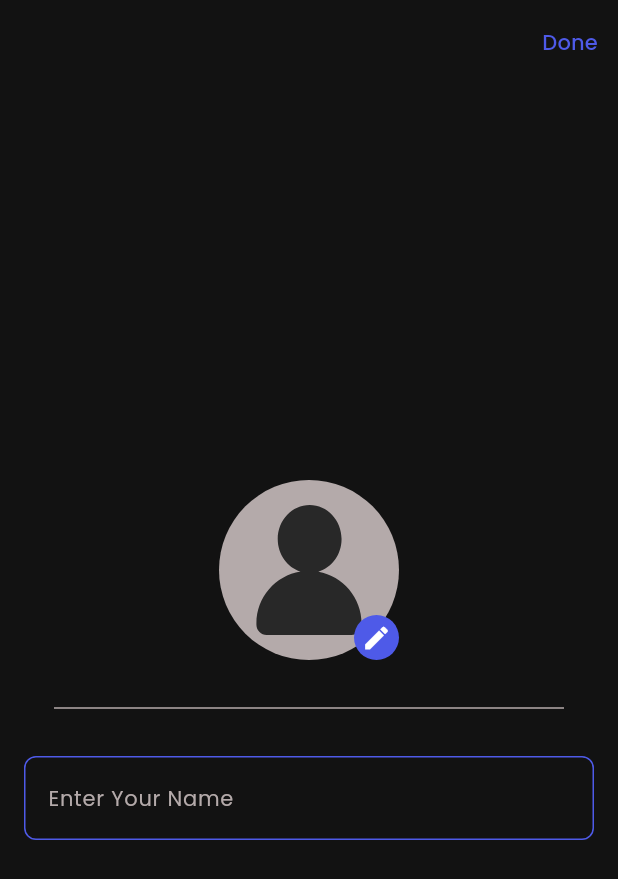
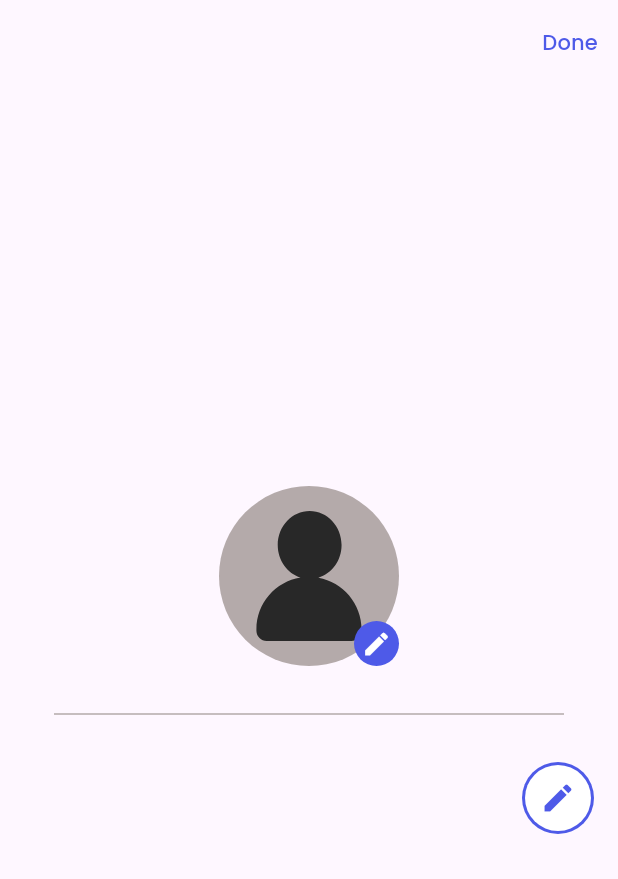
Before and after one commit to mohammed-mustafa1/taskati, a Flutter app: the screen it shows after launch, on a phone screen of 412 x 824 dp. Shown: the top 879 px of the screen. Run offline on Flutter 3.47's test engine with Material 3 defaults, Android fonts, the phone set to English and light mode, and no system bars; our stand-ins replace date_picker_timeline, flutter_svg, hive_flutter, image_picker, lottie; accounts and stored records are empty.

Commit message:
refactor setupProfileScreen & add dark mode

```diff
--- a/lib/core/services/local_storage.dart
+++ b/lib/core/services/local_storage.dart
@@ -3,17 +3,18 @@ import 'package:hive_flutter/hive_flutter.dart';
 class LocalStorage {
   static const String name = 'name';
   static const String image = 'image';
-  static late Box _box;
+  static const String theme = 'theme';
+  static late Box userBox;
   static init() {
-    _box = Hive.box('user');
+    userBox = Hive.box('user');
   }
 
   static cashData({
     required String key,
     required String value,
   }) {
-    _box.put(key, value);
+    userBox.put(key, value);
   }
 
-  static getData({required String key}) => _box.get(key);
+  static getData({required String key}) => userBox.get(key);
 }
--- a/lib/core/widgets/custom_text_field.dart
+++ b/lib/core/widgets/custom_text_field.dart
@@ -13,7 +13,6 @@ class CustomTextField extends StatelessWidget {
   Widget build(BuildContext context) {
     return TextField(
       controller: controller,
-      style: TextStyle(color: Colors.white),
       decoration: InputDecoration(
         hintText: hintText,
         hintStyle: TextStyles.small,
--- a/lib/features/home/widgets/home_header.dart
+++ b/lib/features/home/widgets/home_header.dart
@@ -1,8 +1,10 @@
 import 'dart:io';
 
 import 'package:flutter/material.dart';
+import 'package:taskati/core/function/navigations.dart';
 import 'package:taskati/core/services/local_storage.dart';
 import 'package:taskati/core/utils/text_styles.dart';
+import 'package:taskati/features/intro/setup_profile_screen.dart';
 
 class HomeHeader extends StatelessWidget {
   const HomeHeader({
@@ -28,10 +30,17 @@ class HomeHeader extends StatelessWidget {
                 ),
               ]),
         ),
-        CircleAvatar(
-          radius: 25,
-          backgroundImage:
-              FileImage(File(LocalStorage.getData(key: LocalStorage.image))),
+        GestureDetector(
+          onTap: () {
+            context.push(const SetupProfileScreen(
+              isFirstTime: false,
+            ));
+          },
+          child: CircleAvatar(
+            radius: 25,
+            backgroundImage:
+                FileImage(File(LocalStorage.getData(key: LocalStorage.image))),
+          ),
         )
       ],
     );
--- a/lib/features/intro/setup_profile_screen.dart
+++ b/lib/features/intro/setup_profile_screen.dart
@@ -1,5 +1,4 @@
 import 'dart:io';
-
 import 'package:flutter/material.dart';
 import 'package:flutter_svg/flutter_svg.dart';
 import 'package:image_picker/image_picker.dart';
@@ -8,27 +7,58 @@ import 'package:taskati/core/function/dialogs.dart';
 import 'package:taskati/core/function/navigations.dart';
 import 'package:taskati/core/services/local_storage.dart';
 import 'package:taskati/core/utils/colors.dart';
+import 'package:taskati/core/utils/text_styles.dart';
 import 'package:taskati/core/widgets/custom_text_field.dart';
 import 'package:taskati/core/widgets/upload_image_bottom_sheet.dart';
 import 'package:taskati/features/home/page/home_screen.dart';
 
 class SetupProfileScreen extends StatefulWidget {
-  const SetupProfileScreen({super.key});
-
+  const SetupProfileScreen({super.key, required this.isFirstTime});
+  final bool isFirstTime;
   @override
   State<SetupProfileScreen> createState() => _SetupProfileScreenState();
 }
 
 class _SetupProfileScreenState extends State<SetupProfileScreen> {
   String? imagePath;
+  bool editingName = false;
+  bool isDarkMode = false;
   TextEditingController nameController = TextEditingController();
+
+  @override
+  void initState() {
+    super.initState();
+
+    imagePath = LocalStorage.getData(key: LocalStorage.image);
+    nameController.text = LocalStorage.getData(key: LocalStorage.name) ?? '';
+  }
+
   @override
   Widget build(BuildContext context) {
     return Scaffold(
-      backgroundColor: AppColors.black,
       appBar: AppBar(
-        backgroundColor: AppColors.black,
         actions: [
+          Visibility(
+            visible: !widget.isFirstTime,
+            child: IconButton(
+                onPressed: () {
+                  setState(() {
+                    isDarkMode = !isDarkMode;
+                    LocalStorage.cashData(
+                      key: LocalStorage.theme,
+                      value: isDarkMode == true
+                          ? Brightness.dark.name
+                          : Brightness.light.name,
+                    );
+                  });
+                },
+                icon: Icon(
+                  isDarkMode == true
+                      ? Icons.light_mode_outlined
+                      : Icons.dark_mode_outlined,
+                  size: 32,
+                )),
+          ),
           TextButton(
             onPressed: () {
               if (imagePath != null && nameController.text.isNotEmpty) {
@@ -108,8 +138,41 @@ class _SetupProfileScreenState extends State<SetupProfileScreen> {
             Divider(
                 thickness: 1, color: AppColors.grey, endIndent: 20, indent: 20),
             SizedBox(height: 24),
-            CustomTextField(
-                controller: nameController, hintText: 'Enter Your Name'),
+            Visibility(
+              visible: !editingName,
+              child: Row(
+                mainAxisAlignment: MainAxisAlignment.spaceBetween,
+                children: [
+                  Text(
+                    LocalStorage.getData(key: LocalStorage.name) ?? '',
+                    style: TextStyles.title,
+                  ),
+                  GestureDetector(
+                    onTap: () {
+                      editingName = true;
+                      setState(() {});
+                    },
+                    child: CircleAvatar(
+                      backgroundColor: AppColors.primaryColor,
+                      radius: 24,
+                      child: CircleAvatar(
+                        backgroundColor: Colors.white,
+                        radius: 22,
+                        child: Icon(
+                          Icons.edit,
+                          color: AppColors.primaryColor,
+                        ),
+                      ),
+                    ),
+                  )
+                ],
+              ),
+            ),
+            Visibility(
+              visible: editingName,
+              child: CustomTextField(
+                  controller: nameController, hintText: 'Enter Your Name'),
+            ),
           ],
         ),
       ),
--- a/lib/features/intro/widgets/splash_body.dart
+++ b/lib/features/intro/widgets/splash_body.dart
@@ -23,7 +23,9 @@ class _SplashBodyState extends State<SplashBody> {
       if (isFirstTime != null) {
         context.pushReplacement(const HomeScreen());
       } else {
-        context.pushReplacement(const SetupProfileScreen());
+        context.pushReplacement(SetupProfileScreen(
+          isFirstTime: isFirstTime == null,
+        ));
       }
     });
   }
--- a/lib/main.dart
+++ b/lib/main.dart
@@ -1,3 +1,5 @@
+import 'dart:developer';
+
 import 'package:flutter/material.dart';
 import 'package:hive_flutter/hive_flutter.dart';
 import 'package:taskati/core/services/local_storage.dart';
@@ -12,15 +14,25 @@ void main() async {
   runApp(Taskati());
 }
 
-class Taskati extends StatelessWidget {
+class Taskati extends StatefulWidget {
   const Taskati({super.key});
 
   @override
+  State<Taskati> createState() => _TaskatiState();
+}
+
+class _TaskatiState extends State<Taskati> {
+  @override
   Widget build(BuildContext context) {
+    return ValueListenableBuilder(
+        valueListenable: LocalStorage.userBox.listenable(),
+        builder: (context, value, child) {
           return MaterialApp(
             debugShowCheckedModeBanner: false,
             theme: ThemeData(
-        // brightness: Brightness.dark,
+              brightness: value.get(LocalStorage.theme) == 'dark'
+                  ? Brightness.dark
+                  : Brightness.light,
               inputDecorationTheme: InputDecorationTheme(
                 enabledBorder: OutlineInputBorder(
                   borderRadius: BorderRadius.circular(8),
@@ -43,5 +55,6 @@ class Taskati extends StatelessWidget {
             ),
             home: SplashScreen(),
           );
+        });
   }
 }
```
Lines whose indentation alone changed are shown as unchanged.
